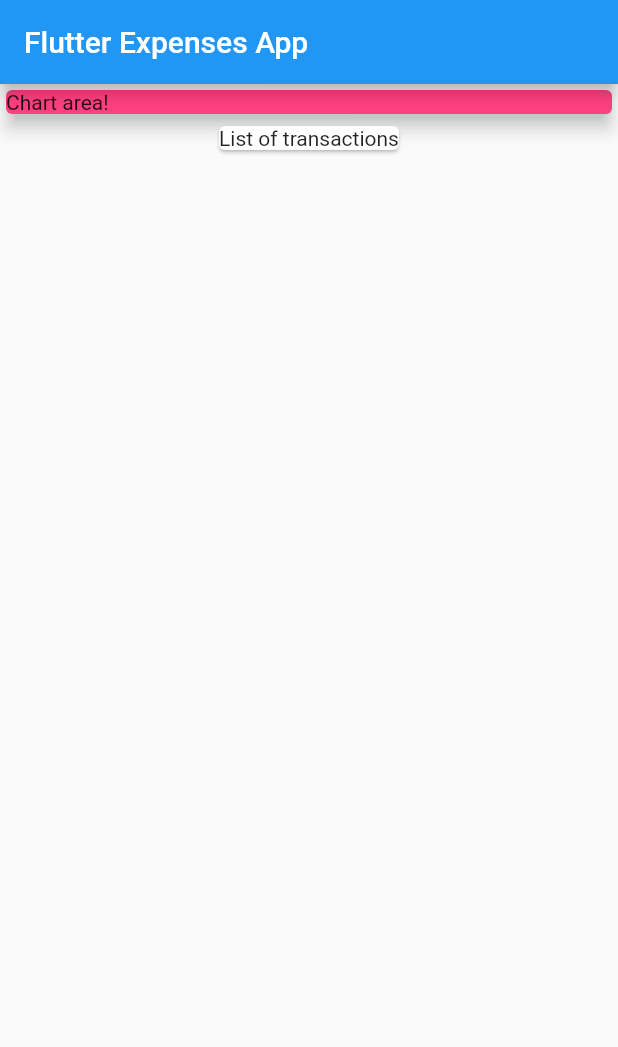
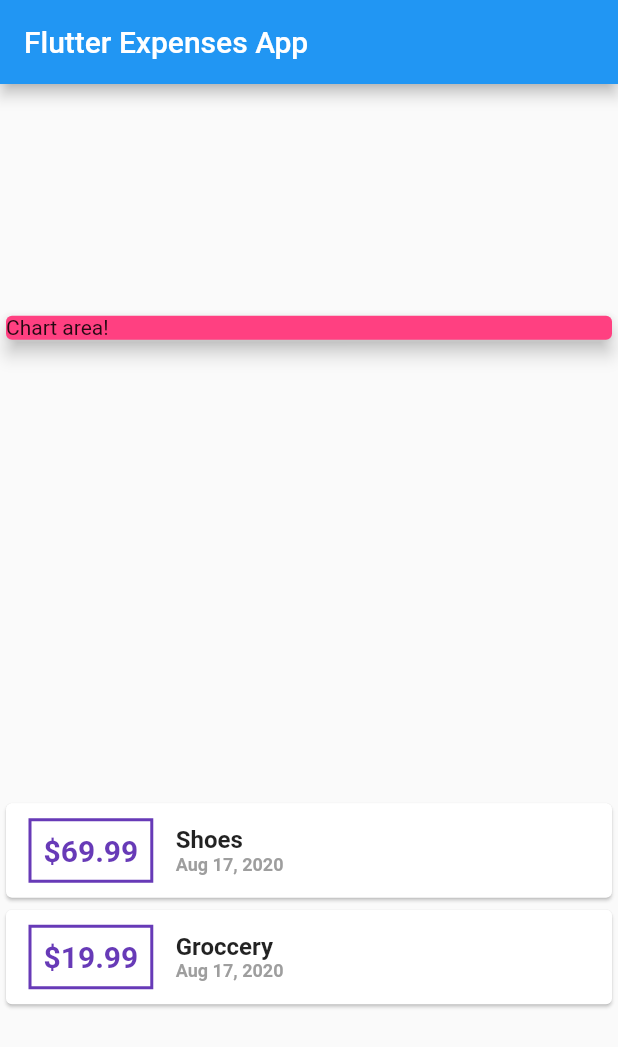
Before and after one commit to hackernewbie/personal_expenses, a Flutter app: the screen it shows after launch, on a phone screen of 412 x 824 dp. Shown: the top 1047 px of the screen. Run offline on Flutter 3.47's test engine with Material 2 defaults, Android fonts, the phone set to English and light mode, and no system bars.

Commit message:
Basic grid coming in place.

```diff
--- a/personal_expenses/lib/main.dart
+++ b/personal_expenses/lib/main.dart
@@ -1,4 +1,6 @@
 import 'package:flutter/material.dart';
+import './transaction.dart';
+import 'package:intl/intl.dart';
 
 void main() {
   runApp(MyApp());
@@ -20,12 +22,32 @@ class MyApp extends StatelessWidget {
 }
 
 class MyHomePage extends StatelessWidget {
+
+  final List<Transaction> transactions  = [
+    Transaction(
+      id:'t1',
+      title: 'Shoes',
+      amount: 69.99,
+      date: DateTime.now()
+    ),
+
+    Transaction(
+        id:'t2',
+        title: 'Groccery',
+        amount: 19.99,
+        date: DateTime.now()
+    ),
+  ];
+
+
   @override
   Widget build(BuildContext context) {
     return Scaffold(appBar: AppBar(
       title: Text('Flutter Expenses App'),
     ),
       body: Column(
+        mainAxisAlignment: MainAxisAlignment.spaceAround,
+        crossAxisAlignment: CrossAxisAlignment.stretch ,
         children: <Widget>[
           Container(
             width: double.infinity,
@@ -35,8 +57,57 @@ class MyHomePage extends StatelessWidget {
                 elevation: 5,
             ),
           ),
-          Card(
-            child: Text('List of transactions'),
+          Column(
+            children: transactions.map((txn) {
+              return Card(
+                child: Row(
+                  children: <Widget>[
+                    Container(
+                      child: Text(
+                        /*'Rs.' + txn.amount.toString(),*/
+                        '\$${txn.amount}',
+                        style: TextStyle(
+                          fontWeight:  FontWeight.bold,
+                          fontSize: 20,
+                          color: Colors.deepPurple,
+                        ),
+                      ),
+                      margin: EdgeInsets.symmetric(
+                        vertical: 10,
+                        horizontal: 15,
+                      ),
+                      decoration: BoxDecoration(
+                        border: Border.all(
+                          width: 2,
+                          color: Colors.deepPurple,
+                        ),
+                      ),
+                      padding: EdgeInsets.all(8),
+                    ),
+                    Column(
+                      crossAxisAlignment: CrossAxisAlignment.start,
+                      children: [
+                        Text(
+                          txn.title,
+                          style: TextStyle(
+                            fontSize: 16,
+                            fontWeight: FontWeight.w600,
+                          ),
+                        ),
+                        Text(
+                            DateFormat.yMMMd().format(txn.date),
+                            style: TextStyle(
+                              fontWeight:  FontWeight.bold,
+                              fontSize: 12,
+                              color: Colors.grey,
+                            ),
+                        ),
+                      ],
+                    )
+                  ],
+                )
+              );
+            }).toList(),
           ),
         ],
       )
--- /dev/null
+++ b/personal_expenses/lib/transaction.dart
@@ -0,0 +1,15 @@
+import 'package:flutter/foundation.dart';
+
+class Transaction{
+  String id;
+  String title;
+  double amount;
+  DateTime date;
+
+  Transaction({
+    @required this.id,
+    @required this.title,
+    @required this.amount,
+    @required this.date
+  });
+}
--- a/personal_expenses/pubspec.yaml
+++ b/personal_expenses/pubspec.yaml
@@ -23,7 +23,8 @@ environment:
 dependencies:
   flutter:
     sdk: flutter
-
+#Customi Dependencies from here - Rajiv
+  intl: ^0.16.1
 
   # The following adds the Cupertino Icons font to your application.
   # Use with the CupertinoIcons class for iOS style icons.
```
Also changed, not shown: personal_expenses/pubspec.lock.
